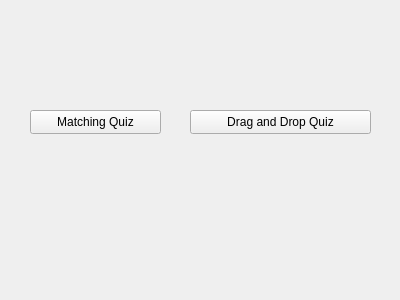
Above: A8EduApp/quizzinghomewidget.ui from University-of-Utah-CS3505/a9-edu-app-f24-00Calvin00 before the change. Below: the same form after it.
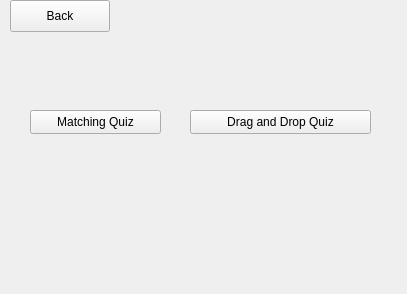
That is the form after the change.

Commit message: Added back to start widget buttons

The edit to the form file:
```diff
--- a/A8EduApp/quizzinghomewidget.ui
+++ b/A8EduApp/quizzinghomewidget.ui
@@ -6,8 +6,8 @@
    <rect>
     <x>0</x>
     <y>0</y>
-    <width>400</width>
-    <height>300</height>
+    <width>407</width>
+    <height>294</height>
    </rect>
   </property>
   <property name="windowTitle">
@@ -39,6 +39,19 @@
     <string>Drag and Drop Quiz</string>
    </property>
   </widget>
+  <widget class="QPushButton" name="backToStartButton">
+   <property name="geometry">
+    <rect>
+     <x>10</x>
+     <y>0</y>
+     <width>100</width>
+     <height>32</height>
+    </rect>
+   </property>
+   <property name="text">
+    <string>Back</string>
+   </property>
+  </widget>
  </widget>
  <resources/>
  <connections/>
```
The commit also changes 10 other files.
